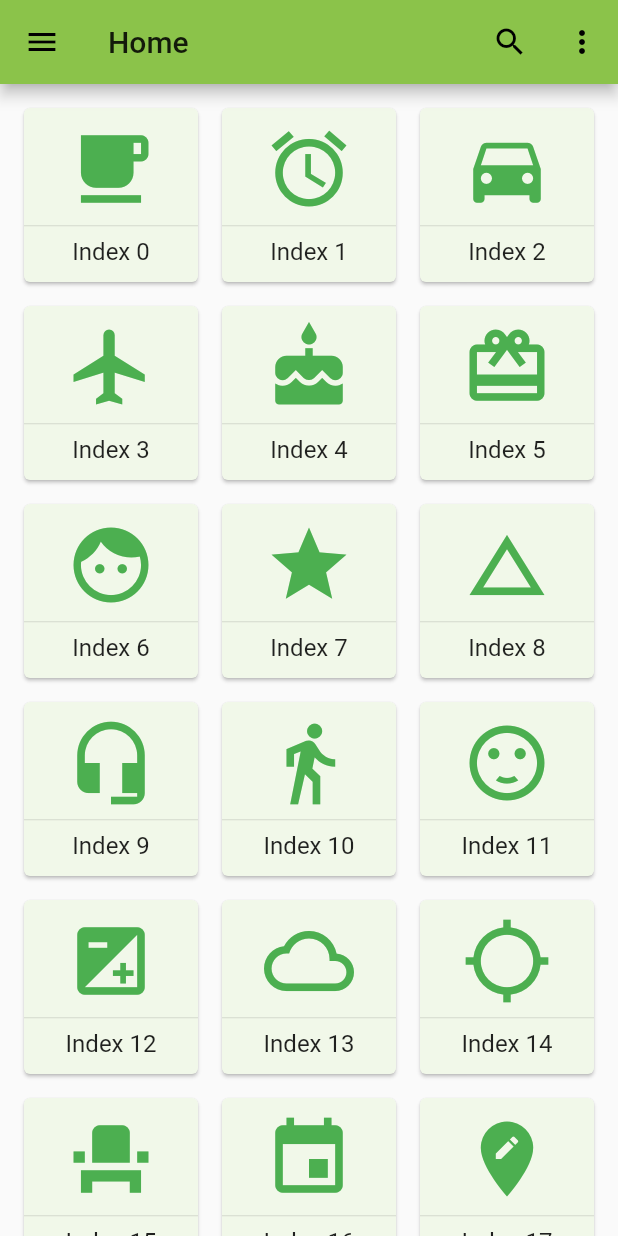
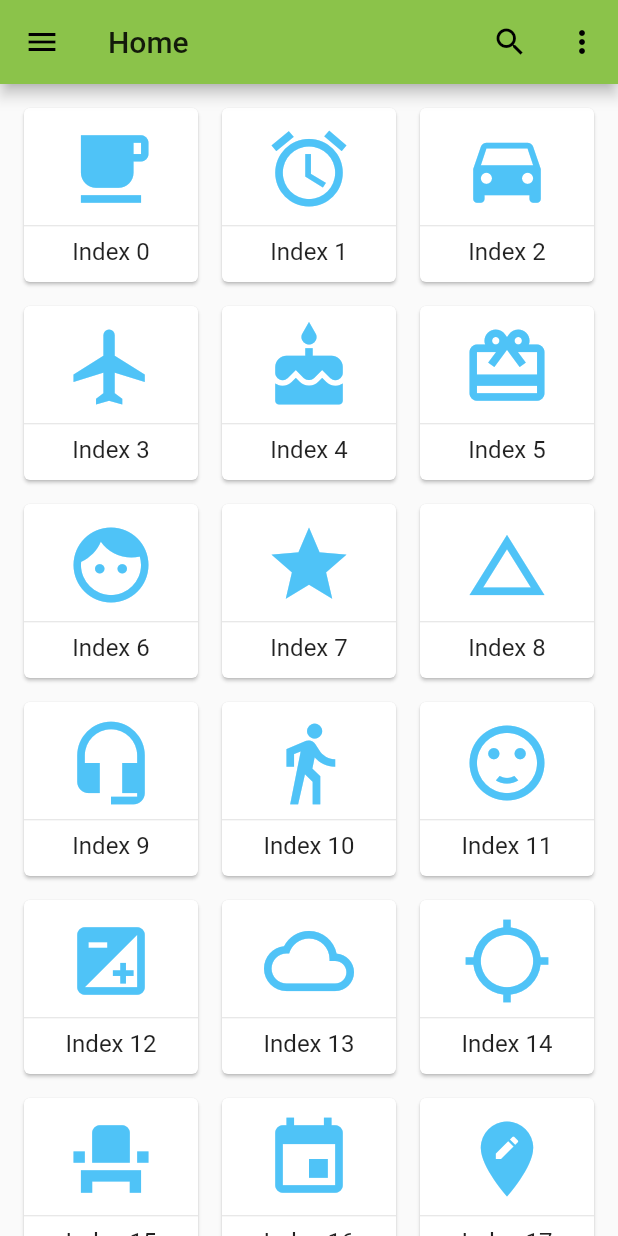
Before and after one commit to Sahma61/bet_app, a Flutter app: the screen it shows after launch, on a phone screen of 412 x 824 dp. Run offline on Flutter 3.47's test engine with Material 2 defaults, Android fonts, the phone set to English and light mode, and no system bars.

```diff
--- a/lib/widgets/gridview_builder.dart
+++ b/lib/widgets/gridview_builder.dart
@@ -18,7 +18,6 @@ class GridViewBuildWidget extends StatelessWidget {
       itemBuilder: (BuildContext context, int index) {
         print('_buildGridViewBuilder $index');
         return Card(
-          color:Colors.lightGreen.shade50,
           margin: EdgeInsets.all(8.0),
           child: InkWell(
             child: Column(
@@ -27,7 +26,7 @@ class GridViewBuildWidget extends StatelessWidget {
                 Icon(
                   _iconList[index],
                   size: 60.0,
-                  color: Colors.green,
+                  color: Colors.lightBlue.shade300,
                 ),
                 Divider(),
                 Text(
```
